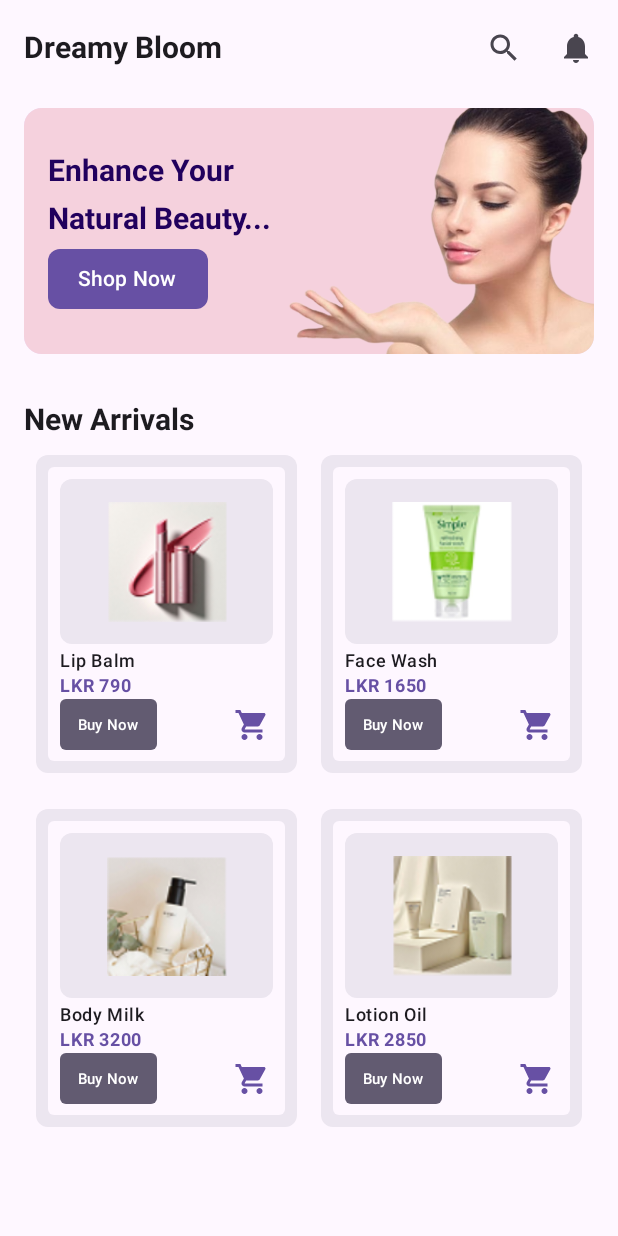
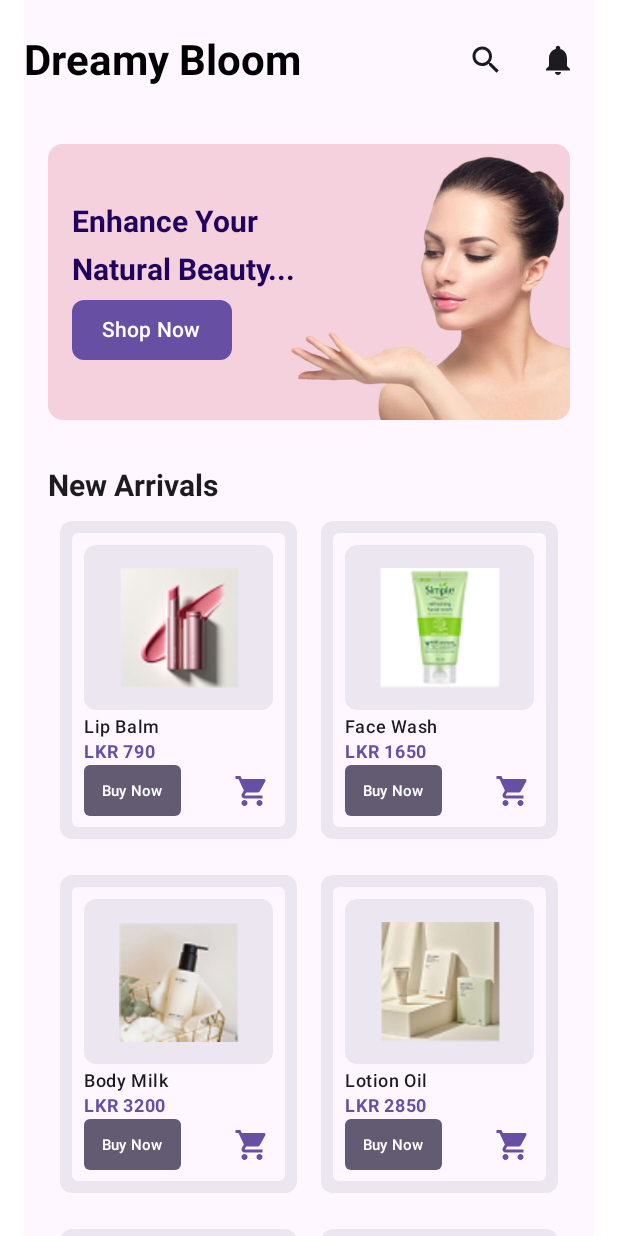
Before and after one commit to Gayasri2003/DreamyBloomApp, an Android app built with Jetpack Compose: the @Preview function HomeScreenPreview, on a phone screen of 412 x 824 dp. Run offline under Robolectric (Android 15) with nearby library versions, the phone set to English and light mode, and no system bars.

Commit message:
updated responsive screens

```diff
--- a/app/src/main/java/com/example/dreamybloomapp/navigation/MainAppShell.kt
+++ b/app/src/main/java/com/example/dreamybloomapp/navigation/MainAppShell.kt
@@ -32,18 +32,14 @@ fun MainAppShell(rootNavController: NavController) {
 
 
     Scaffold(
-        topBar = {
-            TopAppBar(title = {
-                Text(text = currentTitle) // Use the dynamic title
-            })
-        },
+
         bottomBar = { BottomNavigationBar(bottomNavController, navItems) }
     ) { paddingValues ->
         // This NavHost manages the content for the 4 tabs inside the Scaffold
         NavHost(
             navController = bottomNavController,
             startDestination = BottomNavItem.Home.route,
-            modifier = Modifier.padding(paddingValues)
+            modifier = Modifier.padding(bottom = paddingValues.calculateBottomPadding())
         ) {
             composable(BottomNavItem.Home.route) { HomeScreen(navController = bottomNavController) }
             composable(BottomNavItem.Products.route) { ProductScreen(navController = bottomNavController) }
--- a/app/src/main/java/com/example/dreamybloomapp/screens/HomeScreen.kt
+++ b/app/src/main/java/com/example/dreamybloomapp/screens/HomeScreen.kt
@@ -28,46 +28,53 @@ import com.example.dreamybloomapp.navigation.ScreenRoutes
 import androidx.compose.ui.tooling.preview.Preview
 import androidx.navigation.compose.rememberNavController
 import com.example.dreamybloomapp.ui.theme.DreamyBloomAppTheme
-
-// --- FIX: Import Data Models and Lists from DataModels.kt ---
 import com.example.dreamybloomapp.Product
 import com.example.dreamybloomapp.SkinType
 import com.example.dreamybloomapp.newArrivals
 import com.example.dreamybloomapp.offers
 import com.example.dreamybloomapp.skinTypes
 import com.example.dreamybloomapp.mostPurchased
-// -------------------------------------------------------------
 
 @OptIn(ExperimentalMaterial3Api::class)
 @Composable
 fun HomeScreen(navController: NavController) {
-    Scaffold(
-        topBar = {
-            TopAppBar(
-                title = { Text(text = "Dreamy Bloom", fontWeight = FontWeight.Bold) },
-                actions = {
-                    IconButton(onClick = { /* Search Action */ }) { Icon(Icons.Filled.Search, contentDescription = "Search") }
-                    IconButton(onClick = { /* Notifications Action */ }) { Icon(Icons.Filled.Notifications, contentDescription = "Notifications") }
-                }
-            )
-        }
-    ) { paddingValues ->
         LazyColumn(
             modifier = Modifier
                 .fillMaxSize()
                 .safeDrawingPadding()
-                .padding(paddingValues)
-                .background(MaterialTheme.colorScheme.background)
-                .padding(bottom = 60.dp), // Padding for the fixed bottom nav bar
+                .padding(horizontal = 16.dp)
+                .background(MaterialTheme.colorScheme.background),
+            contentPadding = PaddingValues(top = 16.dp, bottom = 60.dp),
             verticalArrangement = Arrangement.spacedBy(16.dp)
         ) {
+            item {
+            Row(
+                modifier = Modifier.fillMaxWidth().padding(bottom = 8.dp),
+                horizontalArrangement = Arrangement.SpaceBetween,
+                verticalAlignment = Alignment.CenterVertically
+            ) {
+                Text(
+                    text = "Dreamy Bloom",
+                    style = MaterialTheme.typography.headlineMedium,
+                    fontWeight = FontWeight.Bold
+                )
+                Row {
+                    IconButton(onClick = { /* Search Action */ }) {
+                        Icon(Icons.Filled.Search, contentDescription = "Search", tint = MaterialTheme.colorScheme.onBackground)
+                    }
+                    IconButton(onClick = { /* Notifications Action */ }) {
+                        Icon(Icons.Filled.Notifications, contentDescription = "Notifications", tint = MaterialTheme.colorScheme.onBackground)
+                    }
+                }
+            }
+        }
             // 1. Banner Section
             item {
                 HomeBanner(
                     title = "Enhance Your \nNatural Beauty...",
-
                     subtitle = "Shop Now",
-                    imageRes = R.drawable.home_banner_img1_placeholder
+                    imageRes = R.drawable.home_banner_img1_placeholder,
+                    navController = navController
                 )
             }
 
@@ -134,25 +141,22 @@ fun HomeScreen(navController: NavController) {
                     products = mostPurchased.take(6),
                     navController = navController
                 )
-            }
 
-            item {
-                Spacer(modifier = Modifier.height(64.dp))
             }
         }
     }
-}
+
 
 // --- Composable Components ---
 
 @Composable
-fun HomeBanner(title: String, subtitle: String, imageRes: Int) {
+fun HomeBanner(title: String, subtitle: String, imageRes: Int, navController: NavController) {
     Card(
         modifier = Modifier
             .fillMaxWidth()
-            .height(180.dp)
+            .height(200.dp)
             .padding(horizontal = 16.dp, vertical = 8.dp),
-        shape = RoundedCornerShape(12.dp),
+        shape = RoundedCornerShape(10.dp),
         colors = CardDefaults.cardColors(containerColor = MaterialTheme.colorScheme.primaryContainer)
     ) {
         Box(modifier = Modifier.fillMaxSize()) {
@@ -174,7 +178,7 @@ fun HomeBanner(title: String, subtitle: String, imageRes: Int) {
                     color = MaterialTheme.colorScheme.onPrimaryContainer
                 )
                 Button(
-                    onClick = { /* Shop Now Action */ },
+                    onClick = { navController.navigate(ScreenRoutes.Product.route)},
                     shape = RoundedCornerShape(8.dp),
                     contentPadding = PaddingValues(horizontal = 20.dp, vertical = 8.dp),
                     colors = ButtonDefaults.buttonColors(containerColor = MaterialTheme.colorScheme.primary)
--- a/app/src/main/java/com/example/dreamybloomapp/screens/RegisterScreen.kt
+++ b/app/src/main/java/com/example/dreamybloomapp/screens/RegisterScreen.kt
@@ -36,7 +36,7 @@ fun RegisterScreen(navController: NavController) {
                 title = { Text("Create Account") },
                 navigationIcon = {
                     IconButton(
-                        // --- FIX 1: Navigate to Splash screen ---
+
                         onClick = {
                             navController.navigate(ScreenRoutes.Splash.route) {
                                 // Clear back stack to start new flow
```
Also changed, not shown: app/src/main/java/com/example/dreamybloomapp/MainActivity.kt (+1 -8 lines).
